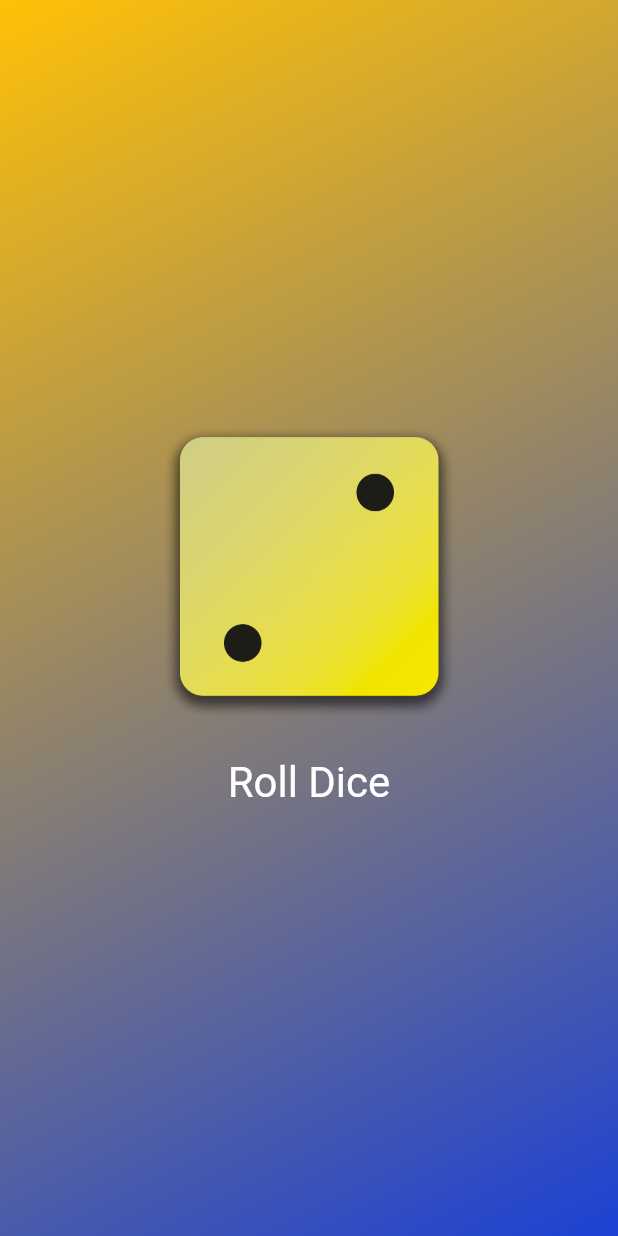
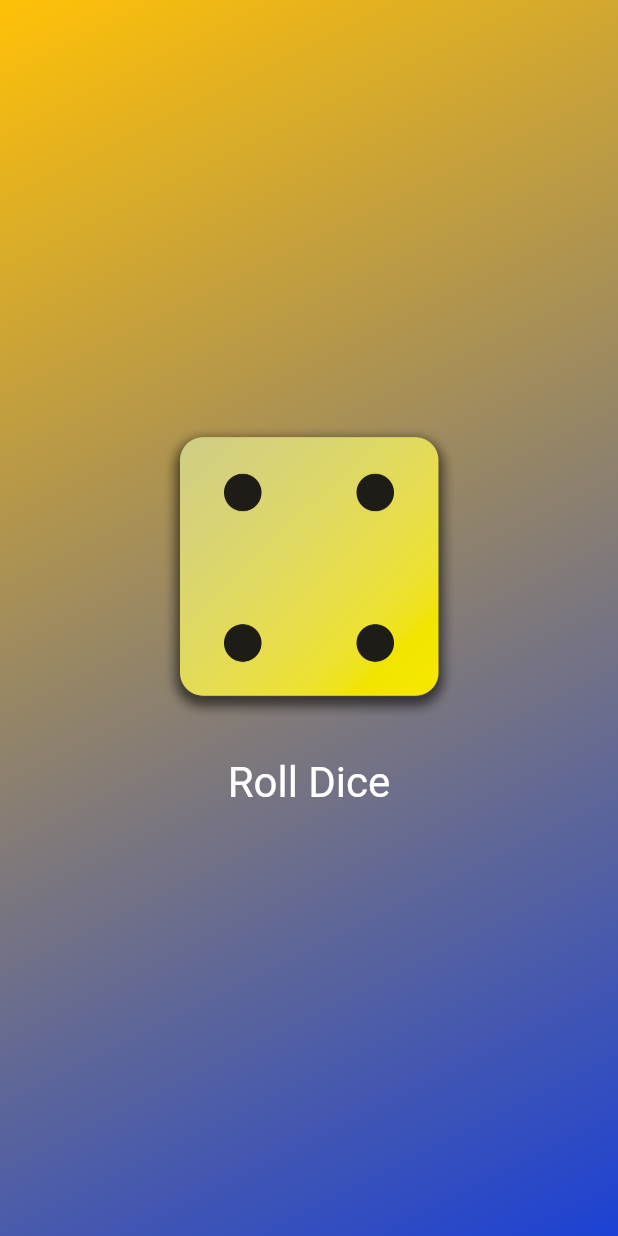
Before and after one commit to jonik2909/roll-dice, a Flutter app: the screen it shows after launch, after a tap on "Roll Dice", on a phone screen of 412 x 824 dp. Run offline on Flutter 3.47's test engine with Material 2 defaults, Android fonts, the phone set to English and light mode, and no system bars.

```diff
--- /dev/null
+++ b/lib/dice.roller.dart
@@ -0,0 +1,46 @@
+import 'package:flutter/material.dart';
+
+class DiceRoller extends StatefulWidget {
+  const DiceRoller({super.key});
+  @override
+  State<DiceRoller> createState() {
+    return _DiceRollerState();
+  }
+}
+
+class _DiceRollerState extends State<DiceRoller> {
+  var activeDiceImage = 'assets/images/dice-2.png';
+
+  void rollDice() {
+    setState(() {
+      activeDiceImage = 'assets/images/dice-4.png';
+    });
+  }
+
+  @override
+  Widget build(context) {
+    return Column(
+      mainAxisSize: MainAxisSize.min,
+      children: [
+        Image.asset(
+          activeDiceImage,
+          width: 200,
+        ),
+        const SizedBox(
+          height: 20,
+        ),
+        TextButton(
+          onPressed: rollDice,
+          style: TextButton.styleFrom(
+            // padding: const EdgeInsets.only(
+            //   top: 20,
+            // ),
+            foregroundColor: Colors.white,
+            textStyle: const TextStyle(fontSize: 28),
+          ),
+          child: const Text("Roll Dice"),
+        )
+      ],
+    );
+  }
+}
--- a/lib/gradient_container.dart
+++ b/lib/gradient_container.dart
@@ -1,6 +1,6 @@
 import 'package:flutter/material.dart';
 
-import 'package:first_app/styled_text.dart';
+import 'package:first_app/dice.roller.dart';
 
 var startAlignment = Alignment.topLeft;
 var endAlignment = Alignment.bottomRight;
@@ -10,40 +10,18 @@ class GradientContainer extends StatelessWidget {
 
   final List<Color> colors;
 
-  void rollDice() {}
-
   @override
   Widget build(context) {
     return Container(
       decoration: BoxDecoration(
-          gradient: LinearGradient(
-        colors: colors,
-        begin: startAlignment,
-        end: endAlignment,
-      )),
-      child: Center(
-        child: Column(
-          mainAxisSize: MainAxisSize.min,
-          children: [
-            Image.asset(
-              'assets/images/dice-2.png',
-              width: 200,
-            ),
-            const SizedBox(
-              height: 20,
-            ),
-            TextButton(
-                onPressed: rollDice,
-                style: TextButton.styleFrom(
-                  // padding: const EdgeInsets.only(
-                  //   top: 20,
-                  // ),
-                  foregroundColor: Colors.white,
-                  textStyle: const TextStyle(fontSize: 28),
-                ),
-                child: const Text("Roll Dice"))
-          ],
+        gradient: LinearGradient(
+          colors: colors,
+          begin: startAlignment,
+          end: endAlignment,
         ),
+      ),
+      child: const Center(
+        child: DiceRoller(),
       ),
     );
   }
```
